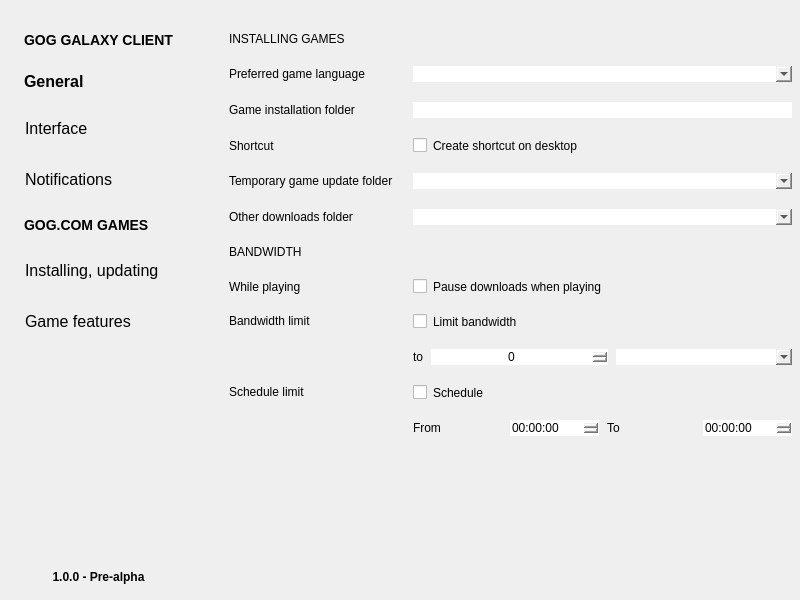
Before: the Qt Designer form windows/settingsdialog.ui in pamugk/nebulae-qt, drawn with Qt 5.
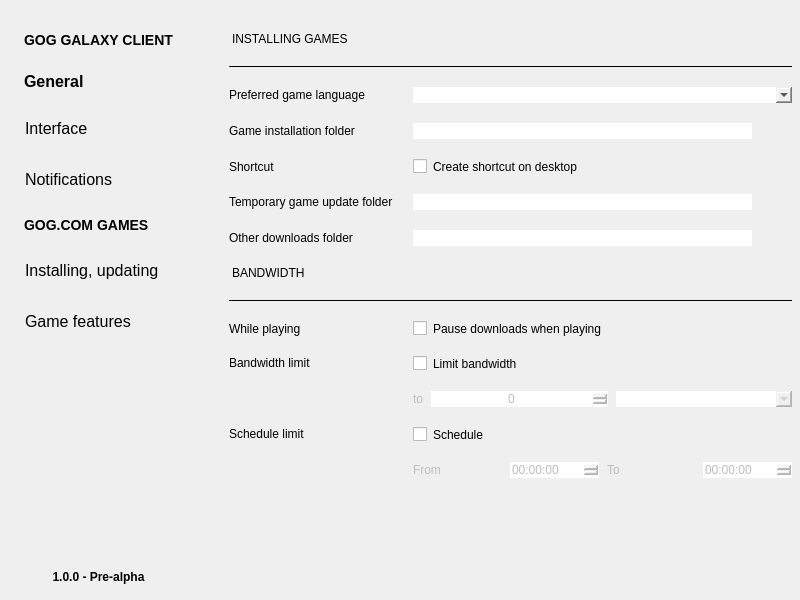
After: the same form once the commit is applied. The open tabs and pages were chosen to show the change. Icons and pictures are not drawn.

Patch:
```diff
--- a/windows/settingsdialog.ui
+++ b/windows/settingsdialog.ui
@@ -27,13 +27,13 @@
     <number>0</number>
    </property>
    <property name="topMargin">
-    <number>32</number>
+    <number>0</number>
    </property>
    <property name="rightMargin">
     <number>0</number>
    </property>
    <property name="bottomMargin">
-    <number>16</number>
+    <number>0</number>
    </property>
    <item>
     <widget class="QWidget" name="drawer" native="true">
@@ -65,13 +65,13 @@
        <number>24</number>
       </property>
       <property name="topMargin">
-       <number>0</number>
+       <number>32</number>
       </property>
       <property name="rightMargin">
        <number>32</number>
       </property>
       <property name="bottomMargin">
-       <number>0</number>
+       <number>16</number>
       </property>
       <item>
        <widget class="QLabel" name="galaxyLabel">
@@ -789,9 +789,6 @@
       </layout>
      </widget>
      <widget class="QWidget" name="installingPage">
-      <property name="styleSheet">
-       <string notr="true">border: none;</string>
-      </property>
       <layout class="QVBoxLayout" name="installingPageLayout">
        <property name="spacing">
         <number>0</number>
@@ -800,16 +797,19 @@
         <number>0</number>
        </property>
        <property name="topMargin">
-        <number>0</number>
+        <number>32</number>
        </property>
        <property name="rightMargin">
         <number>0</number>
        </property>
        <property name="bottomMargin">
-        <number>0</number>
+        <number>16</number>
        </property>
        <item>
         <widget class="QScrollArea" name="installingPageScrollArea">
+         <property name="styleSheet">
+          <string notr="true">border: none;</string>
+         </property>
          <property name="widgetResizable">
           <bool>true</bool>
          </property>
@@ -838,13 +838,133 @@
            <property name="spacing">
             <number>20</number>
            </property>
+           <item row="14" column="1">
+            <layout class="QHBoxLayout" name="scheduleLimitLayout">
+             <property name="spacing">
+              <number>8</number>
+             </property>
+             <item>
+              <widget class="QLabel" name="scheduleLimitFromLabel">
+               <property name="enabled">
+                <bool>false</bool>
+               </property>
+               <property name="text">
+                <string>From</string>
+               </property>
+              </widget>
+             </item>
+             <item>
+              <widget class="QTimeEdit" name="scheduleLimitFromTimeEdit">
+               <property name="enabled">
+                <bool>false</bool>
+               </property>
+              </widget>
+             </item>
+             <item>
+              <widget class="QLabel" name="scheduleLimitToLabel">
+               <property name="enabled">
+                <bool>false</bool>
+               </property>
+               <property name="text">
+                <string>To</string>
+               </property>
+              </widget>
+             </item>
+             <item>
+              <widget class="QTimeEdit" name="scheduleLimitToTimeEdit">
+               <property name="enabled">
+                <bool>false</bool>
+               </property>
+              </widget>
+             </item>
+            </layout>
+           </item>
+           <item row="15" column="0" colspan="2">
+            <spacer name="installingPageSpacer">
+             <property name="orientation">
+              <enum>Qt::Vertical</enum>
+             </property>
+             <property name="sizeHint" stdset="0">
+              <size>
+               <width>0</width>
+               <height>0</height>
+              </size>
+             </property>
+            </spacer>
+           </item>
+           <item row="13" column="1">
+            <widget class="QCheckBox" name="scheduleLimitCheckBox">
+             <property name="text">
+              <string>Schedule</string>
+             </property>
+            </widget>
+           </item>
            <item row="0" column="0" colspan="2">
             <widget class="QLabel" name="installingPageHeaderLabel">
+             <property name="styleSheet">
+              <string notr="true">border-bottom: 1px solid black;
+padding-bottom: 20px;</string>
+             </property>
              <property name="text">
               <string>INSTALLING GAMES</string>
              </property>
             </widget>
            </item>
+           <item row="5" column="1">
+            <layout class="QHBoxLayout" name="temporaryUpdateLayout">
+             <property name="spacing">
+              <number>8</number>
+             </property>
+             <item>
+              <widget class="QLineEdit" name="temporaryUpdateLineEdit">
+               <property name="readOnly">
+                <bool>true</bool>
+               </property>
+              </widget>
+             </item>
+             <item>
+              <widget class="QPushButton" name="temporaryUpdateButton">
+               <property name="sizePolicy">
+                <sizepolicy hsizetype="Fixed" vsizetype="Fixed">
+                 <horstretch>0</horstretch>
+                 <verstretch>0</verstretch>
+                </sizepolicy>
+               </property>
+               <property name="text">
+                <string/>
+               </property>
+               <property name="icon">
+                <iconset resource="../resources.qrc">
+                 <normaloff>:/icons/ellipsis.svg</normaloff>:/icons/ellipsis.svg</iconset>
+               </property>
+              </widget>
+             </item>
+            </layout>
+           </item>
+           <item row="11" column="1">
+            <widget class="QCheckBox" name="bandwidthLimitCheckBox">
+             <property name="text">
+              <string>Limit bandwidth</string>
+             </property>
+            </widget>
+           </item>
+           <item row="4" column="0">
+            <widget class="QLabel" name="shortcutLabel">
+             <property name="text">
+              <string>Shortcut</string>
+             </property>
+            </widget>
+           </item>
+           <item row="11" column="0" rowspan="2">
+            <widget class="QLabel" name="bandwidthLimitLabel">
+             <property name="text">
+              <string>Bandwidth limit</string>
+             </property>
+             <property name="alignment">
+              <set>Qt::AlignLeading|Qt::AlignLeft|Qt::AlignTop</set>
+             </property>
+            </widget>
+           </item>
            <item row="1" column="0">
             <widget class="QLabel" name="preferredLanguageLabel">
              <property name="text">
@@ -852,6 +972,45 @@
              </property>
             </widget>
            </item>
+           <item row="4" column="1">
+            <widget class="QCheckBox" name="shortcutCheckBox">
+             <property name="text">
+              <string>Create shortcut on desktop</string>
+             </property>
+            </widget>
+           </item>
+           <item row="10" column="1">
+            <widget class="QCheckBox" name="pauseDownloadsCheckBox">
+             <property name="text">
+              <string>Pause downloads when playing</string>
+             </property>
+            </widget>
+           </item>
+           <item row="5" column="0">
+            <widget class="QLabel" name="temporaryUpdateFolderLabel">
+             <property name="text">
+              <string>Temporary game update folder</string>
+             </property>
+            </widget>
+           </item>
+           <item row="9" column="0" colspan="2">
+            <widget class="QLabel" name="bandwidthLabel">
+             <property name="styleSheet">
+              <string notr="true">border-bottom: 1px solid black;
+padding-bottom: 20px;</string>
+             </property>
+             <property name="text">
+              <string>BANDWIDTH</string>
+             </property>
+            </widget>
+           </item>
+           <item row="7" column="0">
+            <widget class="QLabel" name="downloadsFolderLabel">
+             <property name="text">
+              <string>Other downloads folder</string>
+             </property>
+            </widget>
+           </item>
            <item row="2" column="0">
             <widget class="QLabel" name="installationFolderLabel">
              <property name="text">
@@ -859,40 +1018,36 @@
              </property>
             </widget>
            </item>
-           <item row="11" column="1">
-            <layout class="QHBoxLayout" name="scheduleLimitLayout">
-             <property name="spacing">
-              <number>8</number>
+           <item row="10" column="0">
+            <widget class="QLabel" name="pauseDownloadsLabel">
+             <property name="text">
+              <string>While playing</string>
              </property>
-             <item>
-              <widget class="QLabel" name="scheduleLimitFromLabel">
-               <property name="text">
-                <string>From</string>
-               </property>
-              </widget>
-             </item>
-             <item>
-              <widget class="QTimeEdit" name="scheduleLimitFromTimeEdit"/>
-             </item>
-             <item>
-              <widget class="QLabel" name="scheduleLimitToLabel">
-               <property name="text">
-                <string>To</string>
-               </property>
-              </widget>
-             </item>
-             <item>
-              <widget class="QTimeEdit" name="scheduleLimitToTimeEdit"/>
-             </item>
-            </layout>
+            </widget>
            </item>
-           <item row="9" column="1">
+           <item row="13" column="0" rowspan="2">
+            <widget class="QLabel" name="scheduleLimitLabel">
+             <property name="text">
+              <string>Schedule limit</string>
+             </property>
+             <property name="alignment">
+              <set>Qt::AlignLeading|Qt::AlignLeft|Qt::AlignTop</set>
+             </property>
+            </widget>
+           </item>
+           <item row="1" column="1">
+            <widget class="QComboBox" name="preferredLanguageComboBox"/>
+           </item>
+           <item row="12" column="1">
             <layout class="QHBoxLayout" name="bandwidthLimitLayout">
              <property name="spacing">
               <number>8</number>
              </property>
              <item>
               <widget class="QLabel" name="bandwidthLimitToLabel">
+               <property name="enabled">
+                <bool>false</bool>
+               </property>
                <property name="sizePolicy">
                 <sizepolicy hsizetype="Fixed" vsizetype="Preferred">
                  <horstretch>0</horstretch>
@@ -906,123 +1061,78 @@
              </item>
              <item>
               <widget class="QSpinBox" name="bandwidthLimitSpinBox">
+               <property name="enabled">
+                <bool>false</bool>
+               </property>
                <property name="alignment">
                 <set>Qt::AlignCenter</set>
                </property>
               </widget>
              </item>
              <item>
-              <widget class="QComboBox" name="bandwidthLimitComboBox"/>
+              <widget class="QComboBox" name="bandwidthLimitComboBox">
+               <property name="enabled">
+                <bool>false</bool>
+               </property>
+              </widget>
              </item>
             </layout>
            </item>
-           <item row="1" column="1">
-            <widget class="QComboBox" name="preferredLanguageComboBox"/>
-           </item>
-           <item row="5" column="1">
-            <widget class="QComboBox" name="downloadsFolderComboBox"/>
-           </item>
-           <item row="4" column="0">
-            <widget class="QLabel" name="temporaryUpdateFolderLabel">
-             <property name="text">
-              <string>Temporary game update folder</string>
-             </property>
-            </widget>
-           </item>
-           <item row="6" column="0" colspan="2">
-            <widget class="QLabel" name="bandwidthLabel">
-             <property name="text">
-              <string>BANDWIDTH</string>
-             </property>
-            </widget>
-           </item>
-           <item row="8" column="1">
-            <widget class="QCheckBox" name="bandwidthLimitCheckBox">
-             <property name="text">
-              <string>Limit bandwidth</string>
-             </property>
-            </widget>
-           </item>
-           <item row="3" column="0">
-            <widget class="QLabel" name="shortcutLabel">
-             <property name="text">
-              <string>Shortcut</string>
-             </property>
-            </widget>
-           </item>
-           <item row="10" column="0" rowspan="2">
-            <widget class="QLabel" name="scheduleLimitLabel">
-             <property name="text">
-              <string>Schedule limit</string>
-             </property>
-             <property name="alignment">
-              <set>Qt::AlignLeading|Qt::AlignLeft|Qt::AlignTop</set>
-             </property>
-            </widget>
-           </item>
-           <item row="10" column="1">
-            <widget class="QCheckBox" name="scheduleLimitComboBox">
-             <property name="text">
-              <string>Schedule</string>
-             </property>
-            </widget>
-           </item>
-           <item row="7" column="0">
-            <widget class="QLabel" name="pauseDownloadsLabel">
-             <property name="text">
-              <string>While playing</string>
-             </property>
-            </widget>
-           </item>
-           <item row="5" column="0">
-            <widget class="QLabel" name="downloadsFolderLabel">
-             <property name="text">
-              <string>Other downloads folder</string>
-             </property>
-            </widget>
-           </item>
-           <item row="7" column="1">
-            <widget class="QCheckBox" name="pauseDownloadsCheckBox">
-             <property name="text">
-              <string>Pause downloads when playing</string>
-             </property>
-            </widget>
-           </item>
-           <item row="3" column="1">
-            <widget class="QCheckBox" name="shortcutCheckBox">
-             <property name="text">
-              <string>Create shortcut on desktop</string>
-             </property>
-            </widget>
-           </item>
-           <item row="8" column="0" rowspan="2">
-            <widget class="QLabel" name="bandwidthLimitLabel">
-             <property name="text">
-              <string>Bandwidth limit</string>
-             </property>
-             <property name="alignment">
-              <set>Qt::AlignLeading|Qt::AlignLeft|Qt::AlignTop</set>
-             </property>
-            </widget>
-           </item>
-           <item row="4" column="1">
-            <widget class="QComboBox" name="temporaryUpdateFolderComboBox"/>
-           </item>
-           <item row="12" column="0" colspan="2">
-            <spacer name="installingPageSpacer">
-             <property name="orientation">
-              <enum>Qt::Vertical</enum>
-             </property>
-             <property name="sizeHint" stdset="0">
-              <size>
-               <width>0</width>
-               <height>0</height>
-              </size>
-             </property>
-            </spacer>
-           </item>
            <item row="2" column="1">
-            <widget class="QLineEdit" name="lineEdit"/>
+            <layout class="QHBoxLayout" name="installationFolderLayout">
+             <property name="spacing">
+              <number>8</number>
+             </property>
+             <item>
+              <widget class="QLineEdit" name="installationFolderLineEdit">
+               <property name="readOnly">
+                <bool>true</bool>
+               </property>
+              </widget>
+             </item>
+             <item>
+              <widget class="QPushButton" name="installationFolderButton">
+               <property name="text">
+                <string/>
+               </property>
+               <property name="icon">
+                <iconset resource="../resources.qrc">
+                 <normaloff>:/icons/ellipsis.svg</normaloff>:/icons/ellipsis.svg</iconset>
+               </property>
+              </widget>
+             </item>
+            </layout>
+           </item>
+           <item row="7" column="1">
+            <layout class="QHBoxLayout" name="downloadsFolderLayout">
+             <property name="spacing">
+              <number>8</number>
+             </property>
+             <item>
+              <widget class="QLineEdit" name="downloadsFolderLineEdit">
+               <property name="readOnly">
+                <bool>true</bool>
+               </property>
+              </widget>
+             </item>
+             <item>
+              <widget class="QPushButton" name="downloadsFolderButton">
+               <property name="sizePolicy">
+                <sizepolicy hsizetype="Fixed" vsizetype="Fixed">
+                 <horstretch>0</horstretch>
+                 <verstretch>0</verstretch>
+                </sizepolicy>
+               </property>
+               <property name="text">
+                <string/>
+               </property>
+               <property name="icon">
+                <iconset resource="../resources.qrc">
+                 <normaloff>:/icons/ellipsis.svg</normaloff>:/icons/ellipsis.svg</iconset>
+               </property>
+              </widget>
+             </item>
+            </layout>
            </item>
           </layout>
          </widget>
```
Left out of the diff: 46 changed lines with no effect on the pictures.
